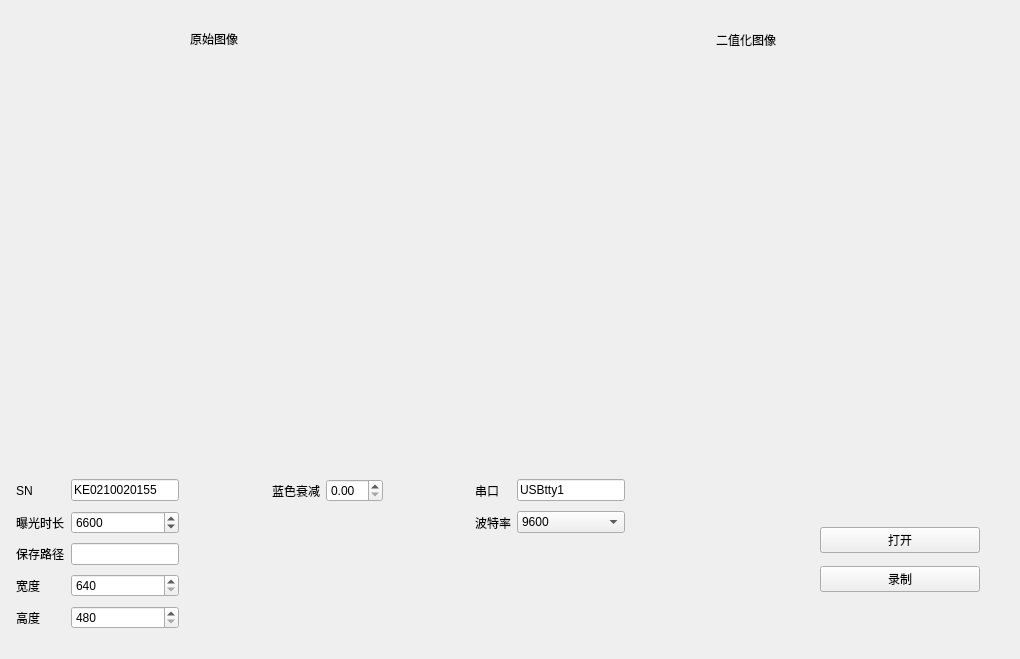
Old version of the form mainwindow.ui in the repository mrwang-19/HNU_RMUT_Vision.
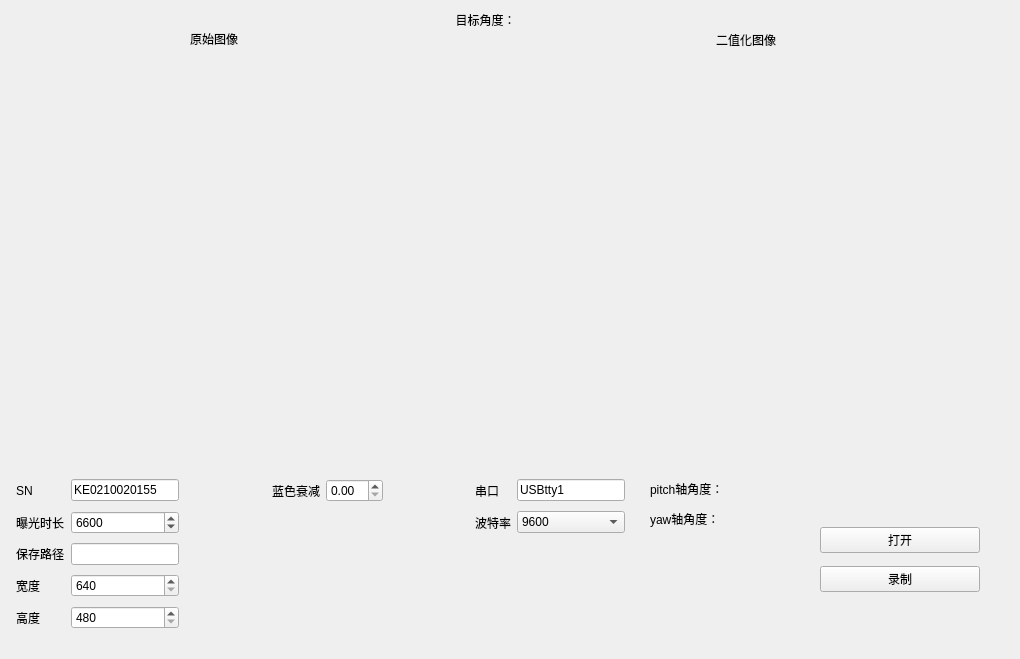
New version of the form.

The edit to the form file:
```diff
--- a/mainwindow.ui
+++ b/mainwindow.ui
@@ -282,6 +282,48 @@
      </item>
     </layout>
    </widget>
+   <widget class="QLabel" name="angleLable">
+    <property name="geometry">
+     <rect>
+      <x>390</x>
+      <y>10</y>
+      <width>191</width>
+      <height>20</height>
+     </rect>
+    </property>
+    <property name="text">
+     <string>目标角度：</string>
+    </property>
+    <property name="alignment">
+     <set>Qt::AlignCenter</set>
+    </property>
+   </widget>
+   <widget class="QLabel" name="pitchAngleLable">
+    <property name="geometry">
+     <rect>
+      <x>650</x>
+      <y>480</y>
+      <width>151</width>
+      <height>17</height>
+     </rect>
+    </property>
+    <property name="text">
+     <string>pitch轴角度：</string>
+    </property>
+   </widget>
+   <widget class="QLabel" name="yawAngleLable">
+    <property name="geometry">
+     <rect>
+      <x>650</x>
+      <y>510</y>
+      <width>151</width>
+      <height>17</height>
+     </rect>
+    </property>
+    <property name="text">
+     <string>yaw轴角度：</string>
+    </property>
+   </widget>
   </widget>
  </widget>
  <resources/>
```
